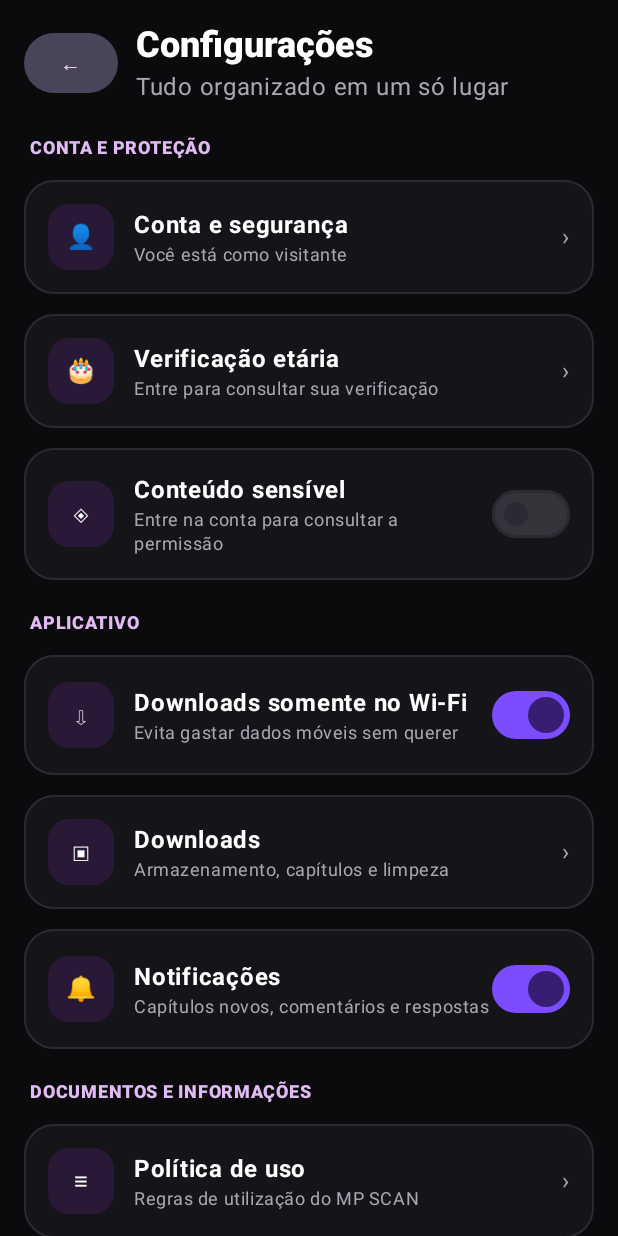
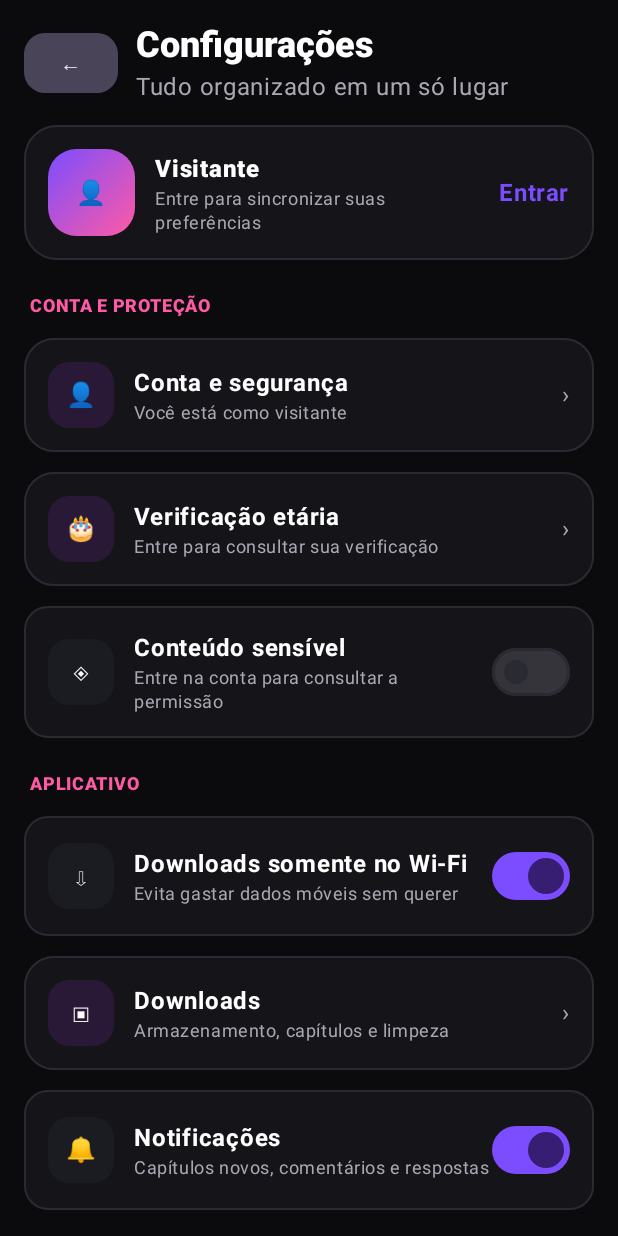
Before and after one commit to Penelope987/MP-SCAN, an Android app built with Jetpack Compose: the composable SettingsScreen shown on its own in the app's theme, on a phone screen of 412 x 824 dp. Run offline under Robolectric (Android 15) with nearby library versions, the light colour scheme and no system bars; network calls fail; pictures from the network do not load; 3 statements that could not run were skipped.

Commit message:
Alinhar Configurações nativas ao tema MP SCAN

```diff
--- a/android-native/app/build.gradle.kts
+++ b/android-native/app/build.gradle.kts
@@ -11,8 +11,8 @@ android {
         applicationId = "online.mpscan.app"
         minSdk = 24
         targetSdk = 35
-        versionCode = 15
-        versionName = "4.0.0-alpha15-profile-style"
+        versionCode = 16
+        versionName = "4.0.0-alpha16-settings-style"
     }
     buildFeatures { compose = true }
     compileOptions {
--- a/android-native/app/src/main/java/online/mpscan/nativeapp/MainActivity.kt
+++ b/android-native/app/src/main/java/online/mpscan/nativeapp/MainActivity.kt
@@ -320,8 +320,17 @@ private fun SettingsScreen(back: () -> Unit) {
     var dialog by remember { mutableStateOf<Pair<String, String>?>(null) }
     fun setBool(key: String, value: Boolean) { prefs.edit().putBoolean(key, value).apply() }
 
-    LazyColumn(Modifier.fillMaxSize().padding(horizontal = 16.dp), contentPadding = PaddingValues(top = 14.dp, bottom = 32.dp), verticalArrangement = Arrangement.spacedBy(13.dp)) {
-        item { Row(verticalAlignment = Alignment.CenterVertically) { FilledTonalButton(onClick = back) { Text("←") }; Spacer(Modifier.width(12.dp)); Column { Text("Configurações", style = MaterialTheme.typography.headlineSmall, fontWeight = FontWeight.Black); Text("Tudo organizado em um só lugar", color = Muted) } } }
+    LazyColumn(Modifier.fillMaxSize().padding(horizontal = 16.dp), contentPadding = PaddingValues(top = 14.dp, bottom = 36.dp), verticalArrangement = Arrangement.spacedBy(13.dp)) {
+        item { Row(verticalAlignment = Alignment.CenterVertically) { FilledTonalButton(onClick = back, shape = RoundedCornerShape(14.dp)) { Text("←") }; Spacer(Modifier.width(12.dp)); Column { Text("Configurações", style = MaterialTheme.typography.headlineSmall, fontWeight = FontWeight.Black); Text("Tudo organizado em um só lugar", color = Muted) } } }
+        item {
+            Surface(Modifier.fillMaxWidth(), color = Card, shape = RoundedCornerShape(22.dp), border = androidx.compose.foundation.BorderStroke(1.dp, Line)) {
+                Row(Modifier.padding(16.dp), verticalAlignment = Alignment.CenterVertically) {
+                    Box(Modifier.size(58.dp).clip(RoundedCornerShape(19.dp)).background(Brush.linearGradient(listOf(Purple, Pink))), contentAlignment = Alignment.Center) { Text("👤") }
+                    Column(Modifier.weight(1f).padding(horizontal = 13.dp)) { Text(profile?.name?.takeIf { it.isNotBlank() } ?: if (session == null) "Visitante" else "Conta MP SCAN", fontWeight = FontWeight.Black); Text(session?.email ?: "Entre para sincronizar suas preferências", color = Muted, style = MaterialTheme.typography.bodySmall) }
+                    Text(if (session == null) "Entrar" else "✓", color = Purple, fontWeight = FontWeight.Bold)
+                }
+            }
+        }
         item { SettingsTitle("Conta e proteção") }
         item { SettingsLink("👤", "Conta e segurança", if (session == null) "Você está como visitante" else "Conectada: ${session.email}") { dialog = "Conta e segurança" to if (session == null) "Entre pelo Perfil para sincronizar suas informações." else "Sua conta está conectada. Em breve esta página também terá confirmação do e-mail e recuperação de senha." } }
         item {
@@ -367,16 +376,16 @@ private fun SettingsScreen(back: () -> Unit) {
     dialog?.let { (title, text) -> AlertDialog(onDismissRequest = { dialog = null }, confirmButton = { TextButton(onClick = { dialog = null }) { Text("Entendi") } }, title = { Text(title) }, text = { Text(text) }) }
 }
 
-@Composable private fun SettingsTitle(text: String) { Text(text.uppercase(), color = Color(0xFFE1BCF4), fontWeight = FontWeight.Black, style = MaterialTheme.typography.labelMedium, modifier = Modifier.padding(top = 7.dp, start = 4.dp)) }
+@Composable private fun SettingsTitle(text: String) { Text(text.uppercase(), color = Pink, fontWeight = FontWeight.Black, style = MaterialTheme.typography.labelMedium, modifier = Modifier.padding(top = 9.dp, start = 4.dp)) }
 
 @Composable
 private fun SettingsLink(icon: String, title: String, subtitle: String, onClick: () -> Unit) = MenuCard(icon, title, subtitle, onClick)
 
 @Composable
 private fun SettingsToggle(icon: String, title: String, subtitle: String, checked: Boolean, change: (Boolean) -> Unit) {
-    Surface(color = Card, shape = RoundedCornerShape(20.dp), border = androidx.compose.foundation.BorderStroke(1.dp, Line)) {
+    Surface(color = Card, shape = RoundedCornerShape(16.dp), border = androidx.compose.foundation.BorderStroke(1.dp, Line)) {
         Row(Modifier.fillMaxWidth().padding(16.dp), verticalAlignment = Alignment.CenterVertically) {
-            Box(Modifier.size(44.dp).clip(RoundedCornerShape(14.dp)).background(Color(0xFF2A1936)), contentAlignment = Alignment.Center) { Text(icon) }
+            Box(Modifier.size(44.dp).clip(RoundedCornerShape(14.dp)).background(Card2), contentAlignment = Alignment.Center) { Text(icon) }
             Spacer(Modifier.width(13.dp)); Column(Modifier.weight(1f)) { Text(title, fontWeight = FontWeight.Bold); Text(subtitle, color = Muted, style = MaterialTheme.typography.bodySmall) }
             Switch(checked = checked, onCheckedChange = change)
         }
```
